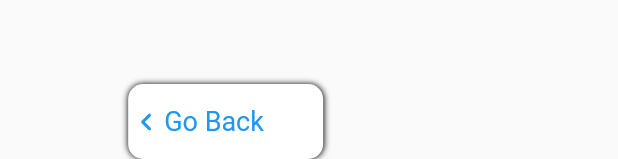
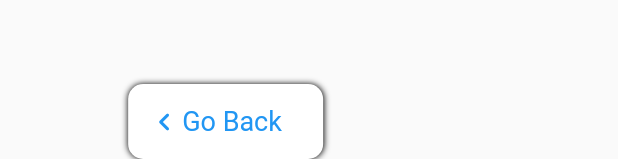
Before and after one commit to Tosin8/user_lost, a Flutter app: what left_content() shows on an empty page, opened directly, on a phone screen of 412 x 824 dp. Shown: the part 1077-1236 px from the top of the screen. Run offline on Flutter 3.47's test engine with Material 2 defaults, Android fonts, the phone set to English and light mode, and no system bars; network calls fail.

Commit message:
Update web_main.dart

```diff
--- a/lib/404_page/components/web_main.dart
+++ b/lib/404_page/components/web_main.dart
@@ -53,7 +53,8 @@ class left_content extends StatelessWidget {
                     blurRadius: 3.0,
                   ),
                 ]),
-            child: Center(
+            child: Padding(
+              padding: const EdgeInsets.only(left: 12),
               child: Row(
                 children: const [
                   Icon(Icons.navigate_before_rounded, color: Colors.blue),
```
